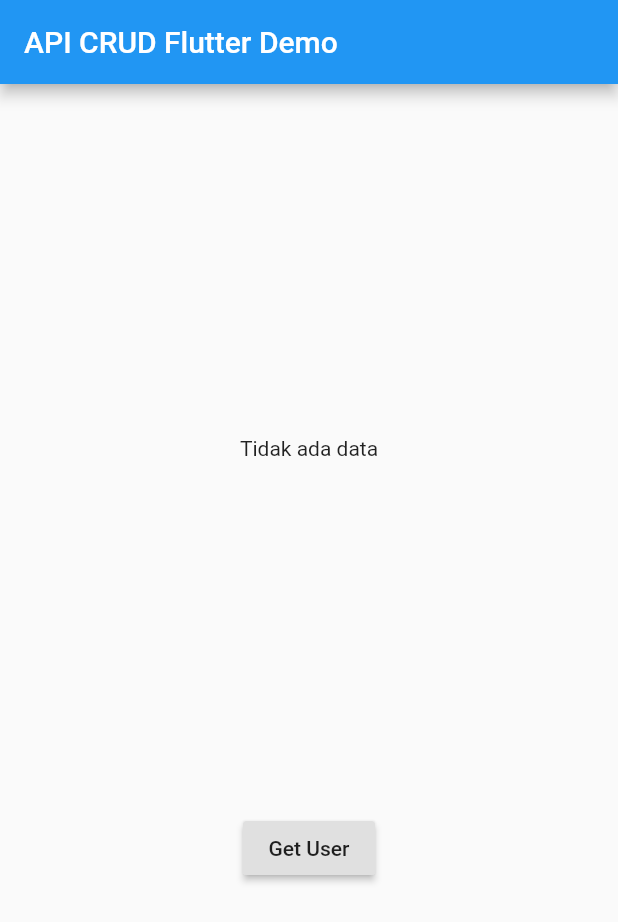
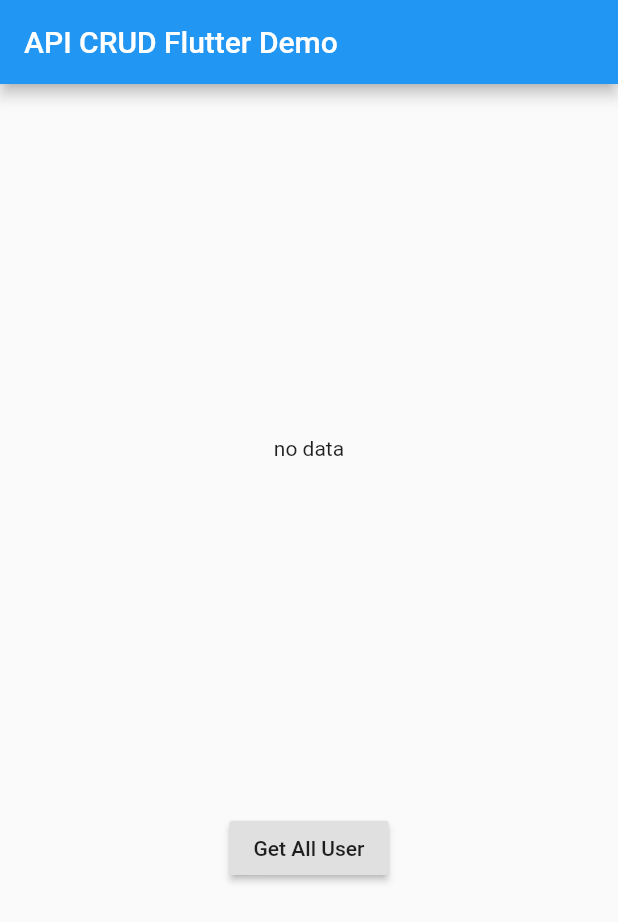
Before and after one commit to YoriDigitalent/simple_service_api, a Flutter app: the screen it shows after launch, on a phone screen of 412 x 824 dp. Shown: the top 922 px of the screen. Run offline on Flutter 3.47's test engine with Material 2 defaults, Android fonts, the phone set to English and light mode, and no system bars.

Commit message:
GET ALL commit

```diff
--- /dev/null
+++ b/lib/all_user.dart
@@ -0,0 +1,28 @@
+import 'dart:convert';
+import 'package:http/http.dart' as http;
+
+class User {
+  String id;
+  String name;
+
+  User({this.id, this.name});
+
+  factory User.getAllUser(Map<String, dynamic> object) {
+    return User(
+        id: object['id'].toString(),
+        name: object['first_name'] + " " + object['last_name']);
+  }
+
+  // ignore: missing_return
+  static Future<List<User>> connectToAPI(String page) async {
+    String apiURL = "https://reqres.in/api/users?page=" + page;
+
+    var apiResult = await http.get(apiURL);
+    var jsonData = json.decode(apiResult.body);
+    List<dynamic> listUser = (jsonData as Map<String, dynamic>)['data'];
+
+    List<User> users = [];
+    for (int i = 0; i < listUser.length; i++)
+      users.add(User.getAllUser(listUser[1]));
+  }
+}
--- a/lib/main.dart
+++ b/lib/main.dart
@@ -1,6 +1,5 @@
 import 'package:flutter/material.dart';
-import 'package:simple_service_api/post.dart';
-import 'package:simple_service_api/user.dart';
+import 'package:simple_service_api/all_user.dart';
 
 void main() {
   runApp(MyApp());
@@ -12,10 +11,7 @@
 }
 
 class _MyAppState extends State<MyApp> {
-  // ignore: avoid_init_to_null
-  Post post = null;
-  // ignore: avoid_init_to_null
-  User user = null;
+  String output = "no data";
 
   @override
   Widget build(BuildContext context) {
@@ -28,18 +24,18 @@
               child: Column(
                 mainAxisAlignment: MainAxisAlignment.spaceEvenly,
                 children: <Widget>[
-                  Text((user != null)
-                      ? user.id + " | " + user.name
-                      : "Tidak ada data"),
+                  Text(output),
                   // ignore: deprecated_member_use
                   RaisedButton(
                     onPressed: () {
-                      User.connectToAPI("10").then((value) {
-                        user = value;
+                      User.connectToAPI("2").then((users) {
+                        output = " ";
+                        for (int i = 0; i < users.length; i++)
+                          output = output + "[ " + users[i].name + " ]";
                         setState(() {});
                       });
                     },
-                    child: Text("Get User"),
+                    child: Text("Get All User"),
                   )
                 ],
               ),
```
